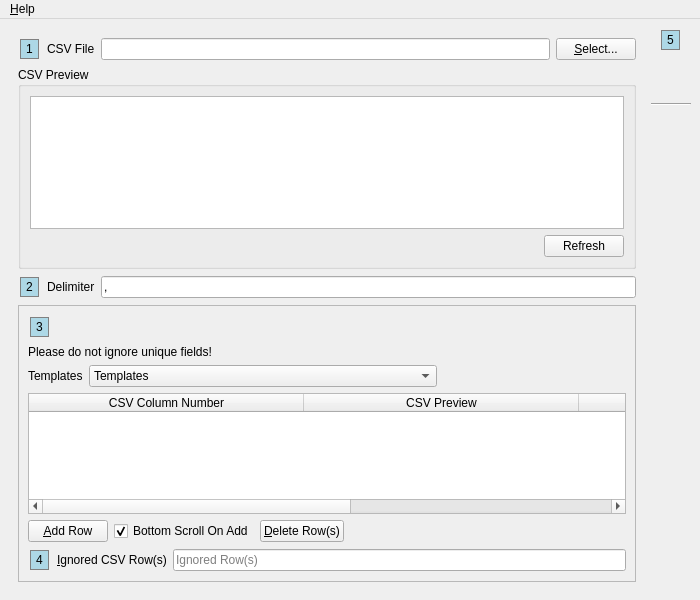
Qt form UI/biblioteq_import.ui (textbrowser/biblioteq) before a commit.
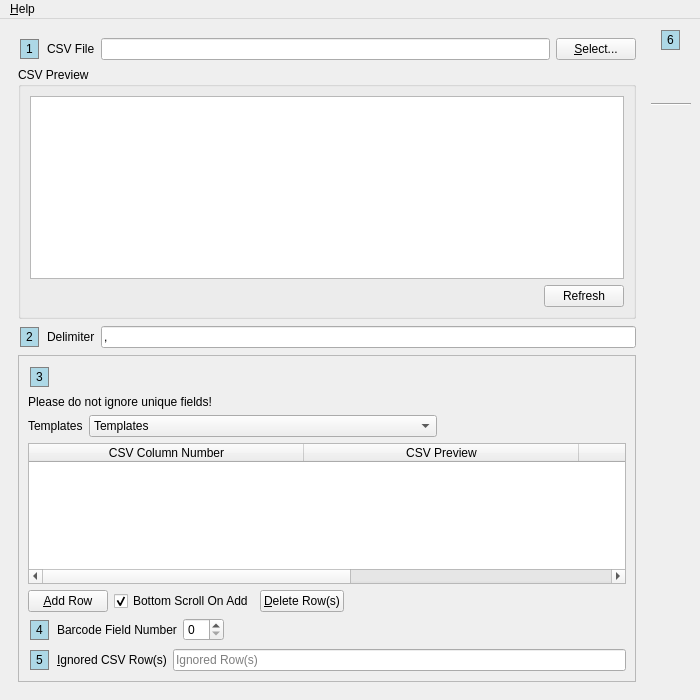
The same form after that commit. Icons and pictures are not drawn.

```diff
--- a/UI/biblioteq_import.ui
+++ b/UI/biblioteq_import.ui
@@ -7,7 +7,7 @@
     <x>0</x>
     <y>0</y>
     <width>700</width>
-    <height>600</height>
+    <height>700</height>
    </rect>
   </property>
   <property name="windowTitle">
@@ -176,7 +176,7 @@
             <x>0</x>
             <y>0</y>
             <width>620</width>
-            <height>281</height>
+            <height>331</height>
            </rect>
           </property>
           <layout class="QVBoxLayout" name="verticalLayout_2">
@@ -365,6 +365,61 @@
              </item>
             </layout>
            </item>
+           <item>
+            <layout class="QHBoxLayout" name="horizontalLayout_11">
+             <item>
+              <widget class="QLabel" name="label_110">
+               <property name="sizePolicy">
+                <sizepolicy hsizetype="Fixed" vsizetype="Fixed">
+                 <horstretch>0</horstretch>
+                 <verstretch>0</verstretch>
+                </sizepolicy>
+               </property>
+               <property name="styleSheet">
+                <string notr="true">QLabel {
+ border: 1px solid gray;
+ background-color: lightblue;
+ margin: 2px;
+ padding: 2px;
+ }</string>
+               </property>
+               <property name="text">
+                <string>4</string>
+               </property>
+              </widget>
+             </item>
+             <item>
+              <widget class="QLabel" name="label_6">
+               <property name="text">
+                <string>Barcode Field Number</string>
+               </property>
+               <property name="buddy">
+                <cstring>ignored_rows</cstring>
+               </property>
+              </widget>
+             </item>
+             <item>
+              <widget class="QSpinBox" name="barcode">
+               <property name="toolTip">
+                <string>Book import only.</string>
+               </property>
+              </widget>
+             </item>
+             <item>
+              <spacer name="horizontalSpacer_4">
+               <property name="orientation">
+                <enum>Qt::Horizontal</enum>
+               </property>
+               <property name="sizeHint" stdset="0">
+                <size>
+                 <width>40</width>
+                 <height>20</height>
+                </size>
+               </property>
+              </spacer>
+             </item>
+            </layout>
+           </item>
            <item>
             <layout class="QHBoxLayout" name="horizontalLayout_10">
              <item>
@@ -384,7 +439,7 @@
  }</string>
                </property>
                <property name="text">
-                <string>4</string>
+                <string>5</string>
                </property>
               </widget>
              </item>
@@ -438,7 +493,7 @@
  }</string>
           </property>
           <property name="text">
-           <string>5</string>
+           <string>6</string>
           </property>
          </widget>
         </item>
```
Left out of the diff: 1 changed line with no effect on the pictures.
